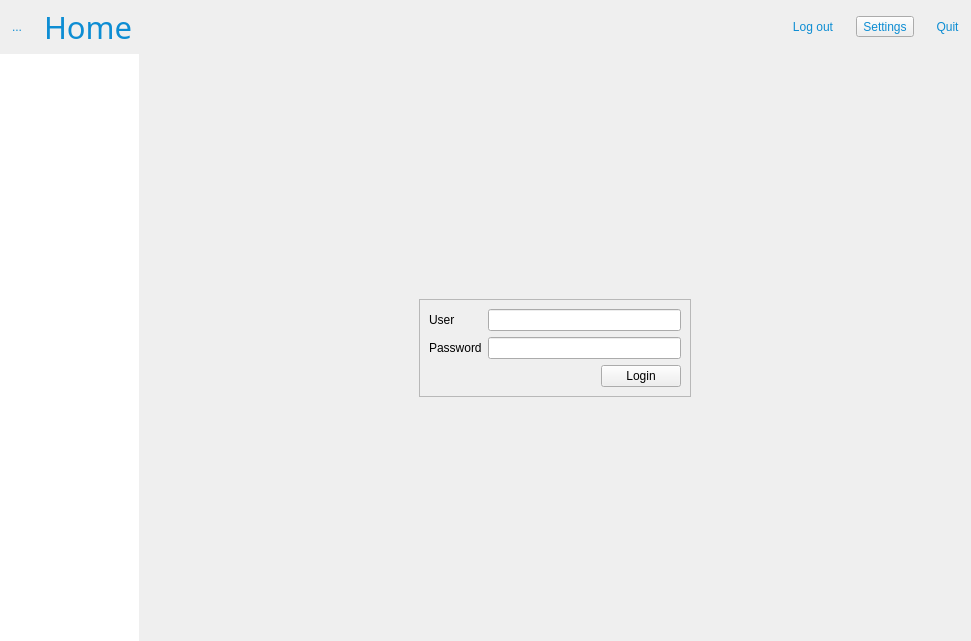
ImagingTools/ImtCore, file Include/imtgui/CThumbnailDecoratorGuiComp.ui: the form before one commit.
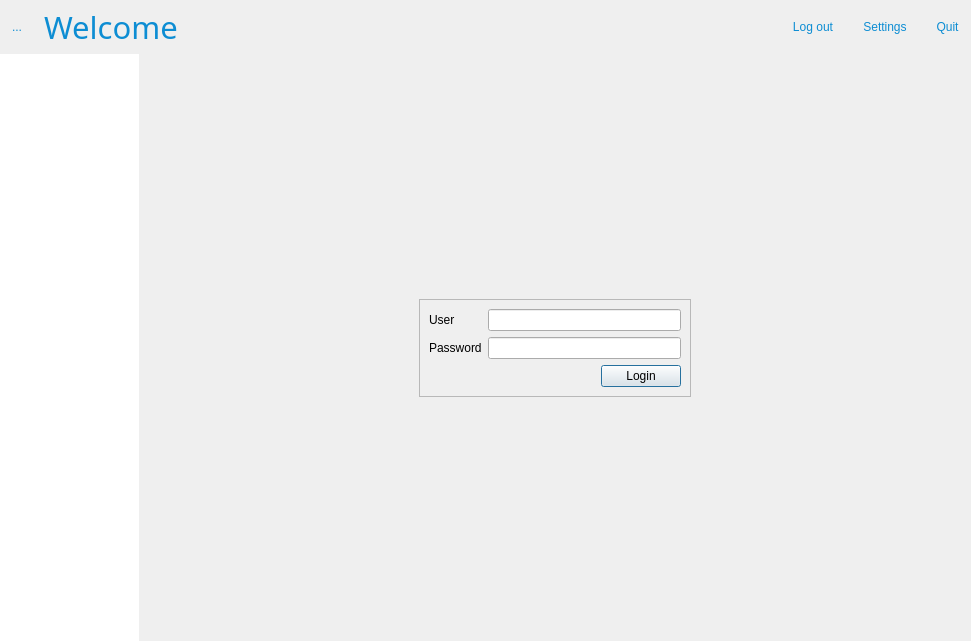
The form after the commit. Icons and pictures are not drawn.

The edit to the form file:
```diff
--- a/Include/imtgui/CThumbnailDecoratorGuiComp.ui
+++ b/Include/imtgui/CThumbnailDecoratorGuiComp.ui
@@ -196,7 +196,7 @@
          </font>
         </property>
         <property name="text">
-         <string>Home</string>
+         <string>Welcome</string>
         </property>
        </widget>
       </item>
@@ -307,6 +307,9 @@
           <height>24</height>
          </size>
         </property>
+        <property name="autoRaise">
+         <bool>true</bool>
+        </property>
        </widget>
       </item>
       <item>
@@ -538,6 +541,9 @@
                      <iconset resource="imtgui.qrc">
                       <normaloff>:/Icons/Lock</normaloff>:/Icons/Lock</iconset>
                     </property>
+                    <property name="default">
+                     <bool>true</bool>
+                    </property>
                    </widget>
                   </item>
                  </layout>
```
